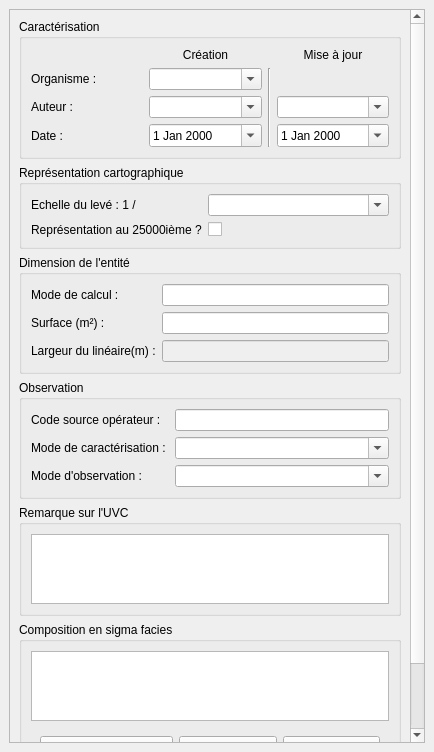
The window that src/ui/form_uvc.ui (IGNF/saisie_carhab) describes before a commit, drawn with Qt 5.
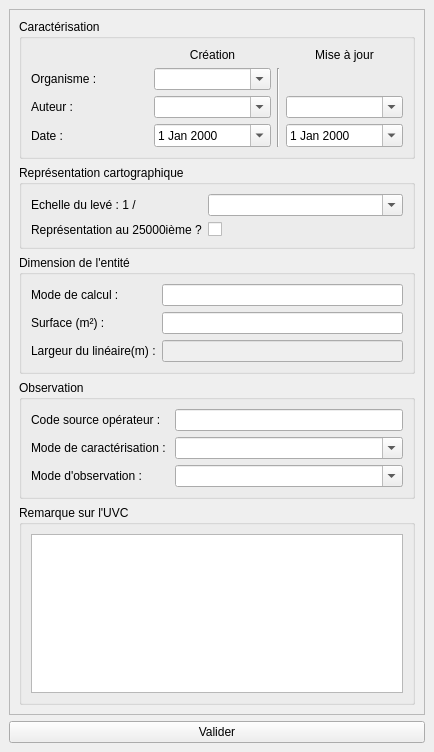
The same window after the commit.

The edit to the form file:
```diff
--- a/src/ui/form_uvc.ui
+++ b/src/ui/form_uvc.ui
@@ -20,13 +20,13 @@
       <property name="widgetResizable">
        <bool>true</bool>
       </property>
-      <widget class="QWidget" name="scrollAreaWidgetContents">
+      <widget class="QWidget" name="wdgt_content">
        <property name="geometry">
         <rect>
          <x>0</x>
          <y>0</y>
-         <width>397</width>
-         <height>744</height>
+         <width>414</width>
+         <height>681</height>
         </rect>
        </property>
        <layout class="QVBoxLayout" name="verticalLayout">
@@ -275,47 +275,8 @@
           </layout>
          </widget>
         </item>
-        <item>
-         <widget class="QGroupBox" name="rel_sigmaf">
-          <property name="title">
-           <string>Composition en sigma facies</string>
-          </property>
-          <layout class="QVBoxLayout" name="verticalLayout_4">
-           <item>
-            <widget class="QTableWidget" name="tbl_sigmaf">
-             <property name="editTriggers">
-              <set>QAbstractItemView::NoEditTriggers</set>
-             </property>
-            </widget>
-           </item>
-           <item>
-            <widget class="QWidget" name="qwidget" native="true">
-             <layout class="QGridLayout" name="gridLayout_2">
-              <item row="0" column="0">
-               <widget class="QPushButton" name="add">
-                <property name="text">
-                 <string>Ajouter un sigma facies</string>
-                </property>
-               </widget>
-              </item>
-              <item row="0" column="1">
-               <widget class="QPushButton" name="edit">
-                <property name="text">
-                 <string>Modifier</string>
-                </property>
-               </widget>
-              </item>
-              <item row="0" column="2">
-               <widget class="QPushButton" name="delt">
-                <property name="text">
-                 <string>Supprimer</string>
-                </property>
-               </widget>
-              </item>
-             </layout>
-            </widget>
-           </item>
-          </layout>
+       </layout>
+      </widget>
          </widget>
         </item>
         <item>
@@ -328,10 +289,6 @@
        </layout>
       </widget>
      </widget>
-    </item>
-   </layout>
-  </widget>
- </widget>
  <tabstops>
   <tabstop>scrollArea</tabstop>
   <tabstop>orga_crea</tabstop>
```
Left out of the diff: 5 changed lines with no effect on the pictures. Lines whose indentation alone changed are shown as unchanged.
